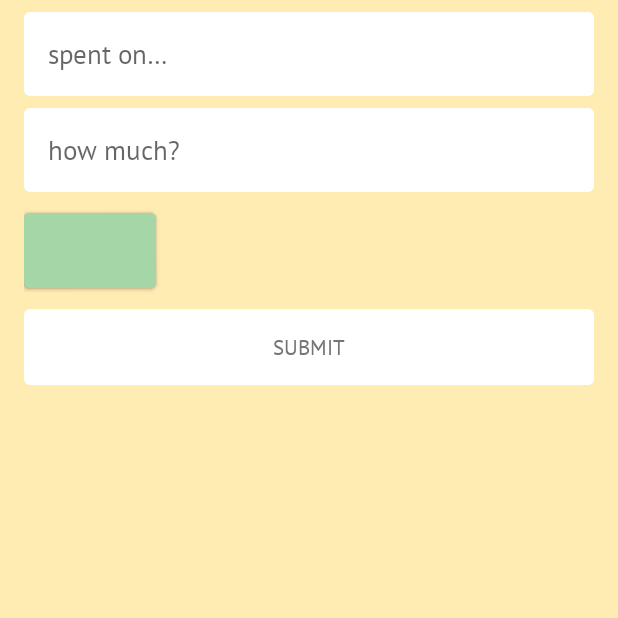
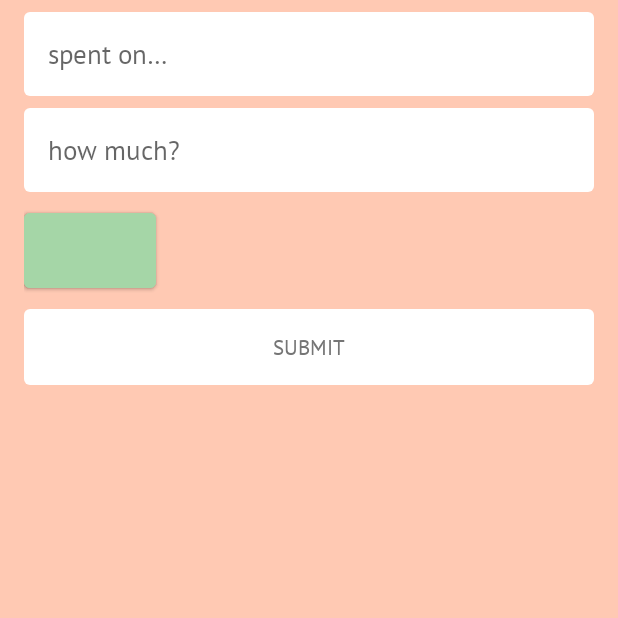
Before and after one commit to MehdiNosrati/pfm, an Android app: the TransactionFragment screen opened through its navigation route, on a phone screen of 412 x 824 dp, the top half of it. Run offline under Robolectric (Android 15) with nearby library versions, the phone set to English and light mode, and no system bars; our stand-ins replace Room's generated code, data binding; plain views replace SegmentedButton, SegmentedButtonGroup; 1 statement that could not run was skipped.

Commit message:
make red, more red

```diff
--- a/app/src/main/res/values/colors.xml
+++ b/app/src/main/res/values/colors.xml
@@ -7,6 +7,6 @@
     <color name="main_blue">#E0F7FA</color>
     <color name="grey">#757575</color>
     <color name="green">#C5E1A5</color>
-    <color name="red">#FFECB3</color>
+    <color name="red">#FFC9B3</color>
     <color name="too_red">#ff4466</color>
 </resources>
```
